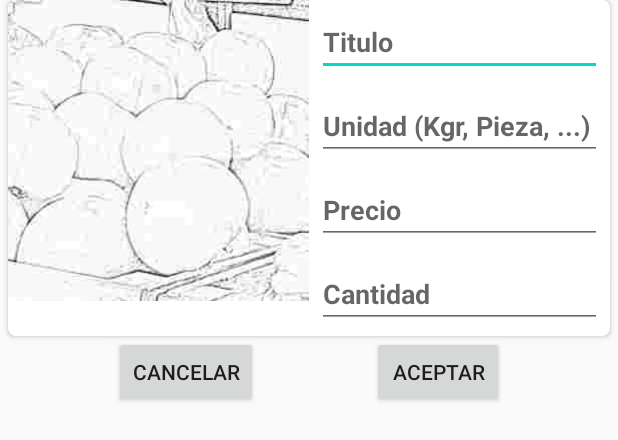
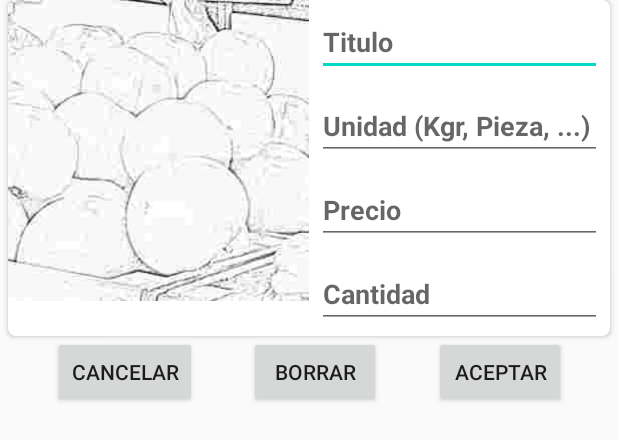
Before and after one commit to hillo123/Greengrocery1-1, an Android app: the layout fragment_product.xml on its own in the app's theme, with its tools: preview values and no code run, on a phone screen of 412 x 824 dp. Shown: the top 440 px of the screen. Run offline under Robolectric (Android 15) with nearby library versions, the phone set to English and light mode, and no system bars.

Commit message:
move delete button to Edit Product

```diff
--- a/app/src/main/res/layout/fragment_product.xml
+++ b/app/src/main/res/layout/fragment_product.xml
@@ -20,9 +20,20 @@
             android:layout_width="wrap_content"
             android:layout_height="wrap_content"
             android:text="Cancelar"
+            app:layout_constraintEnd_toStartOf="@+id/btnDelete"
+            app:layout_constraintHorizontal_bias="0.5"
+            app:layout_constraintStart_toStartOf="parent"
+            app:layout_constraintTop_toTopOf="parent" />
+
+        <Button
+            android:id="@+id/btnDelete"
+            android:layout_width="wrap_content"
+            android:layout_height="wrap_content"
+            android:text="Borrar"
+            app:layout_constraintEnd_toEndOf="parent"
             app:layout_constraintEnd_toStartOf="@+id/btnOk"
             app:layout_constraintHorizontal_bias="0.5"
-            app:layout_constraintStart_toStartOf="parent"
+            app:layout_constraintStart_toEndOf="@+id/btnCancel"
             app:layout_constraintTop_toTopOf="parent" />
 
         <Button
@@ -32,7 +43,7 @@
             android:text="Aceptar"
             app:layout_constraintEnd_toEndOf="parent"
             app:layout_constraintHorizontal_bias="0.5"
-            app:layout_constraintStart_toEndOf="@+id/btnCancel"
+            app:layout_constraintStart_toEndOf="@+id/btnDelete"
             app:layout_constraintTop_toTopOf="parent" />
 
     </androidx.constraintlayout.widget.ConstraintLayout>
```
Also changed, not shown: app/src/main/java/com/dabyz/greengrocery1/EditProductFragment.kt (+17 -7 lines), app/src/main/java/com/dabyz/greengrocery1/ProductsFragment.kt (+6 -12 lines), app/src/main/res/layout/card_product.xml (+2 -5 lines).
